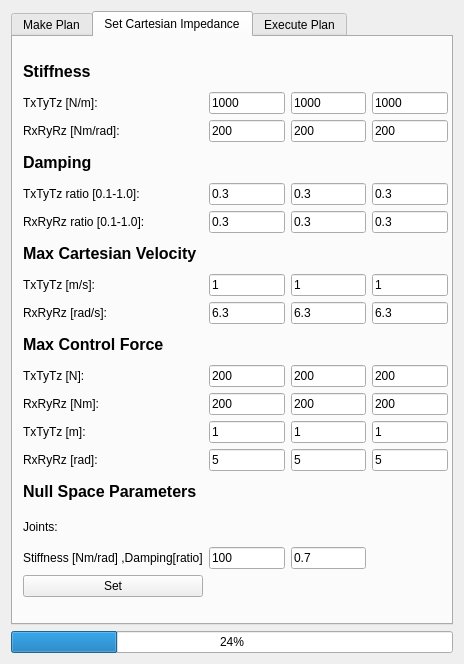
First picture: the form in moveit_cartesian_plan_plugin/src/widgets/path_planning_widget.ui, repository ros-industrial-attic/fermi, before the edit.
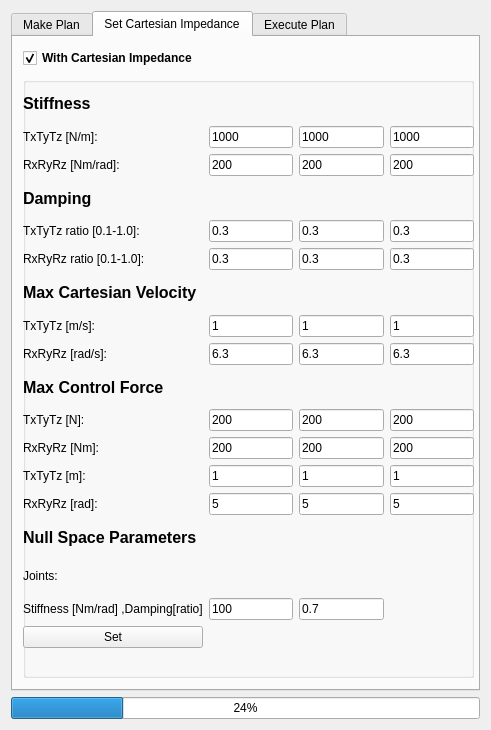
Second picture: the form after the edit. The open tabs and pages were chosen to show the change.

Commit message: UI changes and refurbishment. Set enable or disable Cart Impedance or F/T Control.

```diff
--- a/moveit_cartesian_plan_plugin/src/widgets/path_planning_widget.ui
+++ b/moveit_cartesian_plan_plugin/src/widgets/path_planning_widget.ui
@@ -6,8 +6,8 @@
    <rect>
     <x>0</x>
     <y>0</y>
-    <width>464</width>
-    <height>664</height>
+    <width>491</width>
+    <height>730</height>
    </rect>
   </property>
   <property name="windowTitle">
@@ -344,13 +344,47 @@
       <attribute name="title">
        <string>Set Cartesian Impedance</string>
       </attribute>
+      <widget class="QCheckBox" name="chk_CartImpedance">
+       <property name="geometry">
+        <rect>
+         <x>10</x>
+         <y>10</y>
+         <width>269</width>
+         <height>22</height>
+        </rect>
+       </property>
+       <property name="font">
+        <font>
+         <weight>75</weight>
+         <bold>true</bold>
+        </font>
+       </property>
+       <property name="text">
+        <string>With Cartesian Impedance</string>
+       </property>
+       <property name="checked">
+        <bool>true</bool>
+       </property>
+      </widget>
+      <widget class="QGroupBox" name="group_Impedance">
+       <property name="geometry">
+        <rect>
+         <x>10</x>
+         <y>40</y>
+         <width>451</width>
+         <height>601</height>
+        </rect>
+       </property>
+       <property name="title">
+        <string/>
+       </property>
       <widget class="QWidget" name="gridLayoutWidget">
        <property name="geometry">
         <rect>
-         <x>10</x>
-         <y>20</y>
-         <width>425</width>
-         <height>540</height>
+          <x>0</x>
+          <y>10</y>
+          <width>451</width>
+          <height>561</height>
         </rect>
        </property>
        <layout class="QGridLayout" name="gridLayout_4">
@@ -742,7 +776,8 @@
        </layout>
       </widget>
      </widget>
-     <widget class="QWidget" name="tab_2">
+     </widget>
+     <widget class="QWidget" name="tab_ExecutePlan">
       <attribute name="title">
        <string>Execute Plan</string>
       </attribute>
```
Left out of the diff: 369 changed lines with no effect on the pictures. Lines whose indentation alone changed are shown as unchanged. The commit also changes 5 other files.
